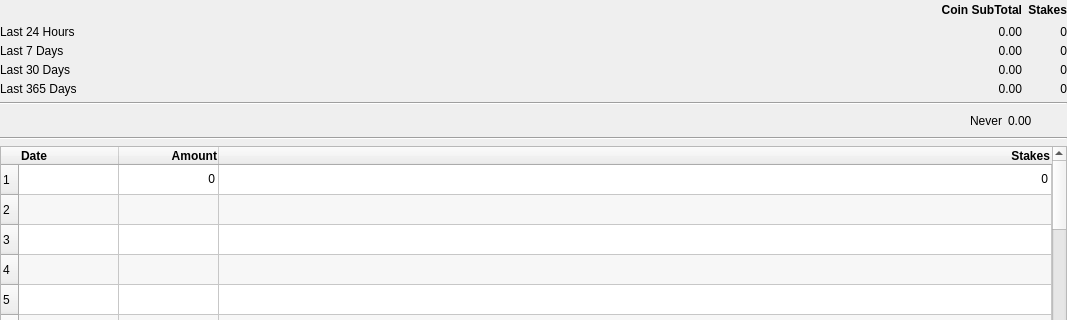
First picture: the form in src/qt/forms/stakereportdialog.ui, repository duality-solutions/Sequence, before the edit; both pictures show x 0 to 1067 and y 0 to 320 of the 1067 by 462 pixel window.
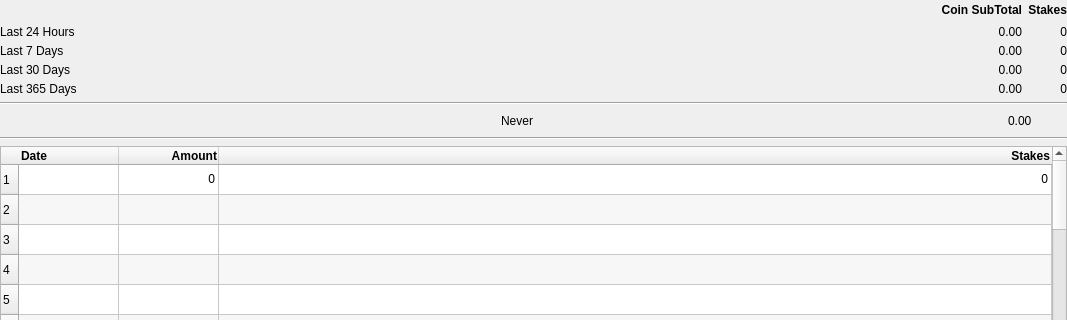
Second picture: the form after the edit.

Commit message: [Qt] Fix Stake Report resizing

```diff
--- a/src/qt/forms/stakereportdialog.ui
+++ b/src/qt/forms/stakereportdialog.ui
@@ -387,7 +387,7 @@
      </widget>
     </item>
     <item>
-     <layout class="QHBoxLayout" name="horizontalLayout2_4" stretch="0,0,0">
+     <layout class="QHBoxLayout" name="horizontalLayout2_4" stretch="1,1">
       <property name="sizeConstraint">
        <enum>QLayout::SetDefaultConstraint</enum>
       </property>
```
